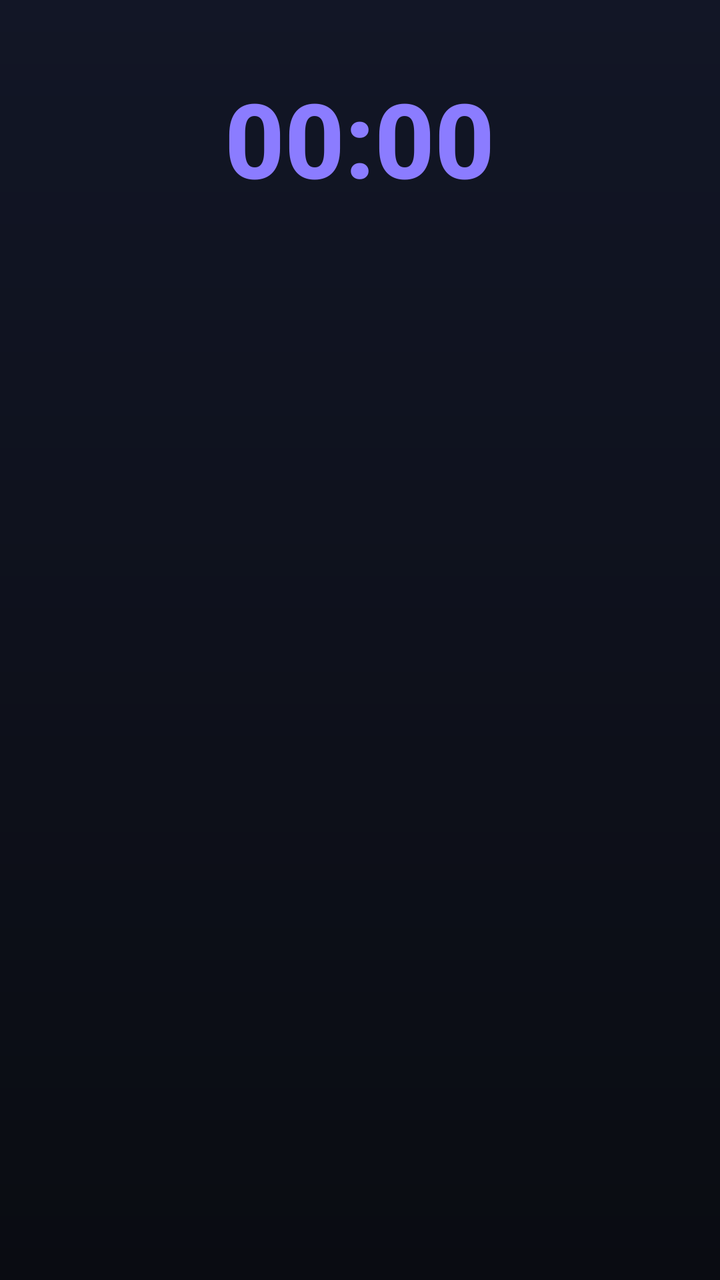
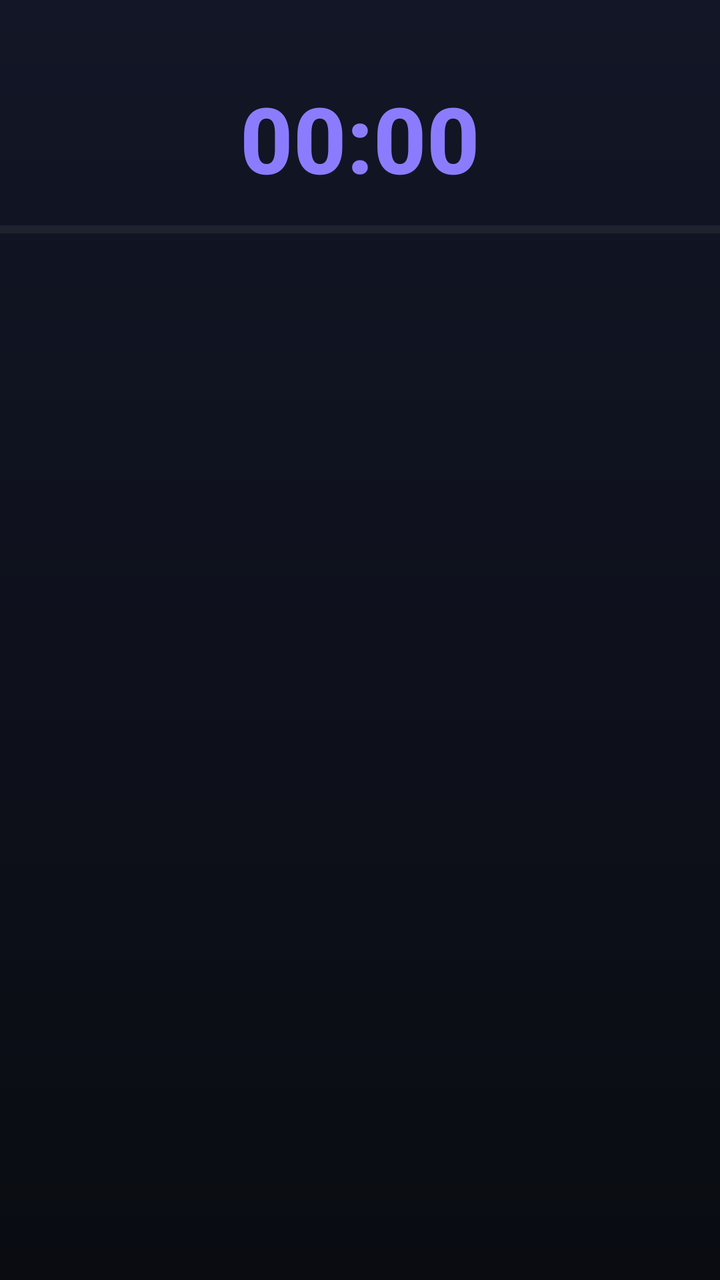

Screens rendered from an Android XML layout before and after an edit, with the pre-edit source and the edit as a unified diff.
<!-- AndroidManifest.xml: application theme Theme.Naffith -->
<!-- res/layout/notif_countdown_big.xml -->
<?xml version="1.0" encoding="utf-8"?>
<LinearLayout xmlns:android="http://schemas.android.com/apk/res/android"
    android:layout_width="match_parent"
    android:layout_height="wrap_content"
    android:gravity="center_horizontal"
    android:orientation="vertical"
    android:paddingTop="4dp"
    android:paddingBottom="8dp">

    <TextView
        android:id="@+id/cd_title"
        style="@style/TextAppearance.Compat.Notification.Title"
        android:layout_width="match_parent"
        android:layout_height="wrap_content"
        android:gravity="center"
        android:maxLines="2"
        android:textSize="18sp"
        android:textStyle="bold" />

    <Chronometer
        android:id="@+id/cd_timer"
        style="@style/TextAppearance.Compat.Notification.Title"
        android:layout_width="wrap_content"
        android:layout_height="wrap_content"
        android:layout_marginTop="6dp"
        android:textColor="#8B7CFF"
        android:textSize="52sp"
        android:textStyle="bold" />

    <TextView
        android:id="@+id/cd_time"
        style="@style/TextAppearance.Compat.Notification"
        android:layout_width="match_parent"
        android:layout_height="wrap_content"
        android:layout_marginTop="2dp"
        android:gravity="center"
        android:textSize="14sp" />
</LinearLayout>
<!-- resources referenced by this layout -->
<resources>
  <style name="Theme.Naffith" parent="Theme.Material3.Dark.NoActionBar">
          <item name="colorPrimary">@color/brand</item>
          <item name="colorOnPrimary">@color/white</item>
          <item name="colorPrimaryContainer">@color/brand_dark</item>
          <item name="colorOnPrimaryContainer">@color/white</item>
          <item name="colorSecondaryContainer">@color/surface_stroke</item>
          <item name="colorOnSecondaryContainer">@color/text_primary</item>
          <item name="colorSurface">@color/surface</item>
          <item name="colorOnSurface">@color/text_primary</item>
          <item name="android:colorBackground">@color/bg</item>
          <item name="android:windowBackground">@drawable/bg_screen</item>
          <item name="android:statusBarColor">@color/bg_top</item>
          <item name="android:navigationBarColor">@color/bg</item>
      </style>
  <color name="brand">#8B6CFF</color>
  <color name="white">#FFFFFF</color>
  <color name="brand_dark">#5B3FD9</color>
  <color name="surface_stroke">#2A3042</color>
  <color name="text_primary">#F2F4FA</color>
  <color name="surface">#161A24</color>
  <color name="bg">#0A0C12</color>
  <!-- drawable bg_screen (drawable) -->
  <?xml version="1.0" encoding="utf-8"?>
  <shape xmlns:android="http://schemas.android.com/apk/res/android" android:shape="rectangle">
      <gradient
          android:angle="270"
          android:endColor="@color/bg"
          android:startColor="@color/bg_top" />
  </shape>
  <color name="bg_top">#121626</color>
</resources>

<!-- the commit's change to res/layout/notif_countdown_big.xml (unified diff, before → after) -->
@@ -2,17 +2,15 @@
 <LinearLayout xmlns:android="http://schemas.android.com/apk/res/android"
     android:layout_width="match_parent"
     android:layout_height="wrap_content"
-    android:gravity="center_horizontal"
     android:orientation="vertical"
     android:paddingTop="4dp"
-    android:paddingBottom="8dp">
+    android:paddingBottom="10dp">
 
     <TextView
         android:id="@+id/cd_title"
         style="@style/TextAppearance.Compat.Notification.Title"
         android:layout_width="match_parent"
         android:layout_height="wrap_content"
-        android:gravity="center"
         android:maxLines="2"
         android:textSize="18sp"
         android:textStyle="bold" />
@@ -20,19 +18,45 @@
     <Chronometer
         android:id="@+id/cd_timer"
         style="@style/TextAppearance.Compat.Notification.Title"
-        android:layout_width="wrap_content"
+        android:layout_width="match_parent"
+        android:layout_height="wrap_content"
+        android:layout_marginTop="10dp"
+        android:gravity="center"
+        android:layoutDirection="ltr"
+        android:textColor="#8B7CFF"
+        android:textSize="46sp"
+        android:textStyle="bold" />
+
+    <ProgressBar
+        android:id="@+id/cd_progress"
+        style="?android:attr/progressBarStyleHorizontal"
+        android:layout_width="match_parent"
+        android:layout_height="10dp"
+        android:layout_marginTop="10dp"
+        android:max="1000"
+        android:progressBackgroundTint="#33FFFFFF"
+        android:progressTint="#8B7CFF" />
+
+    <LinearLayout
+        android:layout_width="match_parent"
         android:layout_height="wrap_content"
         android:layout_marginTop="6dp"
-        android:textColor="#8B7CFF"
-        android:textSize="52sp"
-        android:textStyle="bold" />
+        android:orientation="horizontal">
 
-    <TextView
-        android:id="@+id/cd_time"
-        style="@style/TextAppearance.Compat.Notification"
-        android:layout_width="match_parent"
-        android:layout_height="wrap_content"
-        android:layout_marginTop="2dp"
-        android:gravity="center"
-        android:textSize="14sp" />
+        <TextView
+            android:id="@+id/cd_start"
+            style="@style/TextAppearance.Compat.Notification"
+            android:layout_width="0dp"
+            android:layout_height="wrap_content"
+            android:layout_weight="1"
+            android:textSize="13sp" />
+
+        <TextView
+            android:id="@+id/cd_time"
+            style="@style/TextAppearance.Compat.Notification"
+            android:layout_width="wrap_content"
+            android:layout_height="wrap_content"
+            android:textSize="13sp"
+            android:textStyle="bold" />
+    </LinearLayout>
 </LinearLayout>
